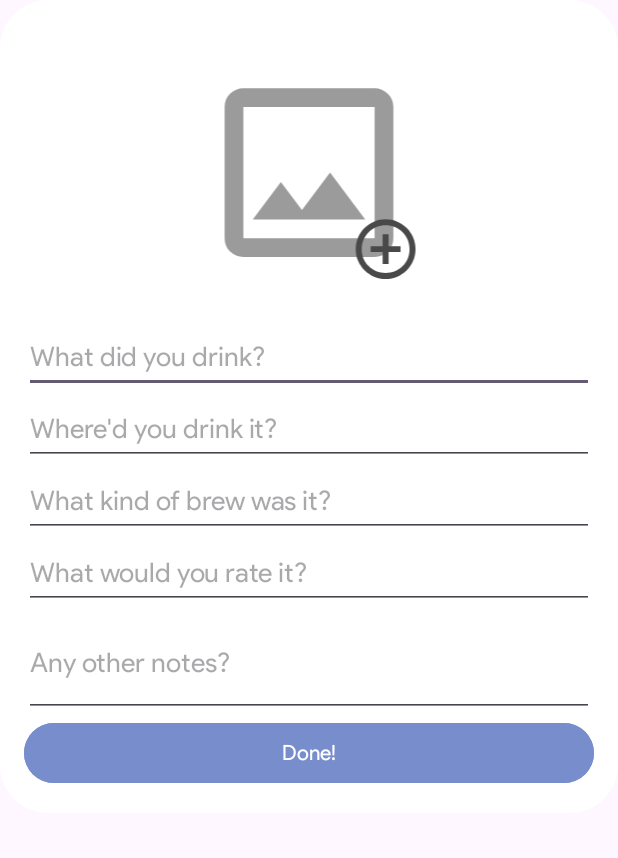
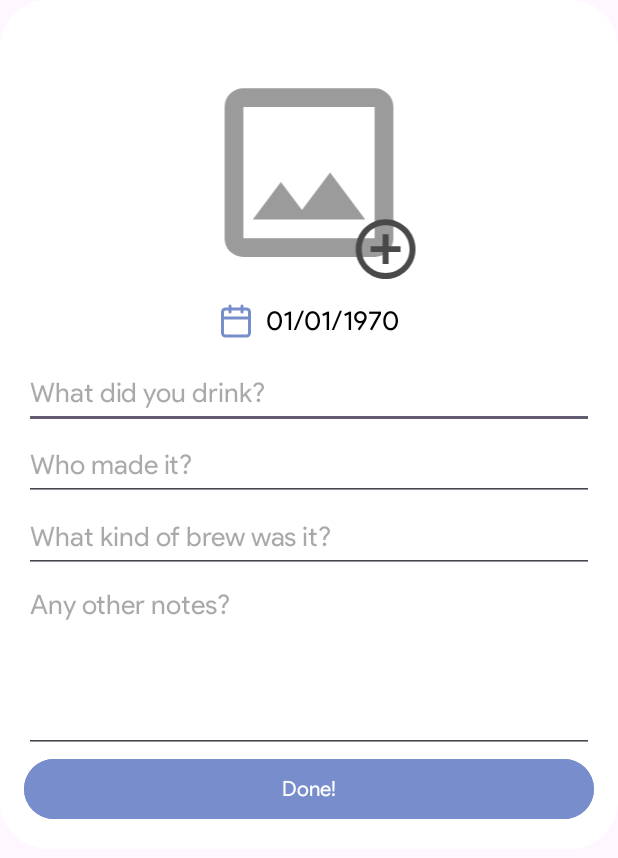
Before and after one commit to efeerhan/AleX, an Android app: the layout additem.xml on its own in the app's theme, with its tools: preview values and no code run, on a phone screen of 412 x 824 dp. Shown: the top 858 px of the screen. Run offline under Robolectric (Android 15) with nearby library versions, the light colour scheme and no system bars.

Commit message:
removed rating field. added date picker. Images associated with entries are now deleted when entries are deleted. Updated AddItemFragment layout.

```diff
--- a/app/src/main/java/com/erhan/alex/Adapter.kt
+++ b/app/src/main/java/com/erhan/alex/Adapter.kt
@@ -31,6 +31,7 @@ class Adapter( private val context: Context) :
     override fun onBindViewHolder(holder: ListViewHolder, position: Int) {
         val currentItem = entries[position]
         val file = File(context.filesDir?.path, "images").resolve("IMG_"+currentItem.pic+".jpg")
+
         holder.imageView.setImageBitmap(BitmapFactory.decodeFile(file.absolutePath))
         holder.textView.text = currentItem.name
         holder.textView.textSize = 24f
@@ -42,7 +43,6 @@ class Adapter( private val context: Context) :
             bundle.putString("where", currentItem.bwhere)
             bundle.putString("kind", currentItem.kind)
             bundle.putString("date", currentItem.date)
-            bundle.putInt("rating", currentItem.rating)
             bundle.putString("notes", currentItem.notes)
             bundle.putInt("pic", currentItem.pic)
             val viewItemFragment = ViewItemFragment()
@@ -52,7 +52,7 @@ class Adapter( private val context: Context) :
     }
 
     fun setEntries(newEntries: List<Entry>) {
-        entries = newEntries
+        entries = newEntries.sortedBy { it.date }
         notifyDataSetChanged() // Use DiffUtil for better performance
     }
 
--- a/app/src/main/java/com/erhan/alex/Entry.kt
+++ b/app/src/main/java/com/erhan/alex/Entry.kt
@@ -11,7 +11,6 @@ data class Entry (
     var bwhere: String,
     var kind: String,
     var date: String,
-    var rating: Int,
     var notes: String,
     @ColumnInfo (name = "pic") var pic: Int
 )
--- a/app/src/main/java/com/erhan/alex/EntryRepository.kt
+++ b/app/src/main/java/com/erhan/alex/EntryRepository.kt
@@ -9,8 +9,8 @@ class EntryRepository(private val entryDao: EntryDao) {
         entryDao.insertAll(entry)
     }
 
-    fun update(id: Int, newName: String, newWhere: String, newKind: String, newRating: Int, newNotes: String, newDate: String) {
-        entryDao.update(id, newName, newWhere, newKind, newRating, newNotes, newDate)
+    fun update(id: Int, newName: String, newWhere: String, newKind: String, newNotes: String, newDate: String) {
+        entryDao.update(id, newName, newWhere, newKind, newNotes, newDate)
     }
 
     fun delete(id: Int) {
--- a/app/src/main/java/com/erhan/alex/EntryViewModel.kt
+++ b/app/src/main/java/com/erhan/alex/EntryViewModel.kt
@@ -20,8 +20,8 @@ class EntryViewModel(application: Application) : AndroidViewModel(application) {
         repository.insert(entry)
     }
 
-    fun update(id: Int, newName: String, newWhere: String, newKind: String, newRating: Int, newNotes: String, newDate: String)  = viewModelScope.launch {
-        repository.update(id, newName, newWhere, newKind, newRating, newNotes, newDate)
+    fun update(id: Int, newName: String, newWhere: String, newKind: String, newNotes: String, newDate: String)  = viewModelScope.launch {
+        repository.update(id, newName, newWhere, newKind, newNotes, newDate)
     }
 
     fun delete(id: Int) = viewModelScope.launch {
--- /dev/null
+++ b/app/src/main/res/drawable/calendar.xml
@@ -0,0 +1,13 @@
+<vector xmlns:android="http://schemas.android.com/apk/res/android"
+    android:width="48dp"
+    android:height="48dp"
+    android:viewportWidth="48"
+    android:viewportHeight="48">
+  <path
+      android:pathData="M32,4V12M16,4V12M6,20H42M10,8H38C40.209,8 42,9.791 42,12V40C42,42.209 40.209,44 38,44H10C7.791,44 6,42.209 6,40V12C6,9.791 7.791,8 10,8Z"
+      android:strokeLineJoin="round"
+      android:strokeWidth="4"
+      android:fillColor="#00000000"
+      android:strokeColor="#788DCC"
+      android:strokeLineCap="round"/>
+</vector>
--- a/app/src/main/res/layout/additem.xml
+++ b/app/src/main/res/layout/additem.xml
@@ -9,11 +9,40 @@
     <ImageView
         android:id="@+id/imageField"
         android:layout_marginHorizontal="24dp"
-        android:layout_marginVertical="24dp"
+        android:layout_marginTop="24dp"
         android:layout_width="match_parent"
         android:layout_height="150dp"
         android:contentDescription="@string/descPlaceholder"
         android:src="@drawable/add_image"/>
+
+    <LinearLayout
+        android:id="@+id/dateLayout"
+        android:orientation="horizontal"
+        android:layout_gravity="center"
+        android:layout_width="wrap_content"
+        android:layout_height="48dp">
+
+        <ImageView
+            android:id="@+id/calImage"
+            android:layout_width="24dp"
+            android:layout_height="24dp"
+            android:layout_marginEnd="8dp"
+            android:contentDescription="@string/descPlaceholder"
+            android:src="@drawable/calendar"
+            android:layout_gravity="center"/>
+
+        <TextView
+            android:id="@+id/dateField"
+            android:layout_width="match_parent"
+            android:layout_height="wrap_content"
+            android:layout_gravity="center"
+            android:autofillHints=""
+            android:text="@string/dateHint"
+            android:fontFamily="@font/ps"
+            android:textSize="18sp"
+            android:textColor="@color/black"/>
+
+    </LinearLayout>
 
     <EditText
         android:id="@+id/nameField"
@@ -46,19 +75,10 @@
         android:inputType="text" />
 
     <EditText
-        android:id="@+id/rateField"
+        android:id="@+id/noteField"
+        android:gravity="top"
         android:layout_width="match_parent"
-        android:layout_height="48dp"
-        android:autofillHints=""
-        android:hint="@string/rateHint"
-        android:fontFamily="@font/ps"
-        android:textColor="@color/black"
-        android:inputType="number" />
-
-    <EditText
-        android:id="@+id/noteField"
-        android:layout_width="match_parent"
-        android:layout_height="72dp"
+        android:layout_height="120dp"
         android:autofillHints=""
         android:hint="@string/notesHint"
         android:fontFamily="@font/ps"
--- a/app/src/main/res/values/strings.xml
+++ b/app/src/main/res/values/strings.xml
@@ -3,9 +3,9 @@
     <string name="welcome">Hey, Alex!</string>
     <string name="descPlaceholder">h</string>
     <string name="nameHint">What did you drink?</string>
-    <string name="whereHint">Where\'d you drink it?</string>
+    <string name="whereHint">Who made it?</string>
     <string name="kindHint">What kind of brew was it?</string>
-    <string name="rateHint">What would you rate it?</string>
+    <string name="dateHint">01/01/1970</string>
     <string name="notesHint">Any other notes?</string>
     <string name="done">Done!</string>
     <string name="edit">Edit</string>
@@ -16,8 +16,7 @@
     <string name="youSurePrompt2">You will never be able to recover it…</string>
 
     <string name="viewDatePrefix">Date recorded: </string>
-    <string name="viewWherePrefix">You drank this at: </string>
+    <string name="viewWhereSuffix">made this</string>
     <string name="viewKindPrefix">This drink is a: </string>
-    <string name="viewRatingPrefix">You rated this: </string>
     <string name="viewNotes">Your notes: </string>
 </resources>
--- a/app/src/main/res/values/themes.xml
+++ b/app/src/main/res/values/themes.xml
@@ -11,5 +11,9 @@
         <item name="cornerSize">8dp</item>
     </style>
 
+    <style name="DatePickerDialog" parent="ThemeOverlay.MaterialComponents.MaterialAlertDialog">
+        <item name="colorAccent">@color/main_back</item>
+    </style>
+
     <style name="Theme.AleX" parent="Base.Theme.AleX" />
 </resources>
```
Also changed, not shown: app/src/main/java/com/erhan/alex/AddItemFragment.kt (+57 -8 lines), app/src/main/java/com/erhan/alex/EntryDao.kt (+5 -2 lines), app/src/main/java/com/erhan/alex/MainActivity.kt (+6 -16 lines), app/src/main/java/com/erhan/alex/ViewItemFragment.kt (+8 -16 lines), app/src/main/java/com/erhan/alex/YouSureFragment.kt (+5 -2 lines), app/src/main/res/layout/viewitem.xml (+1 -11 lines), 1 other file.
